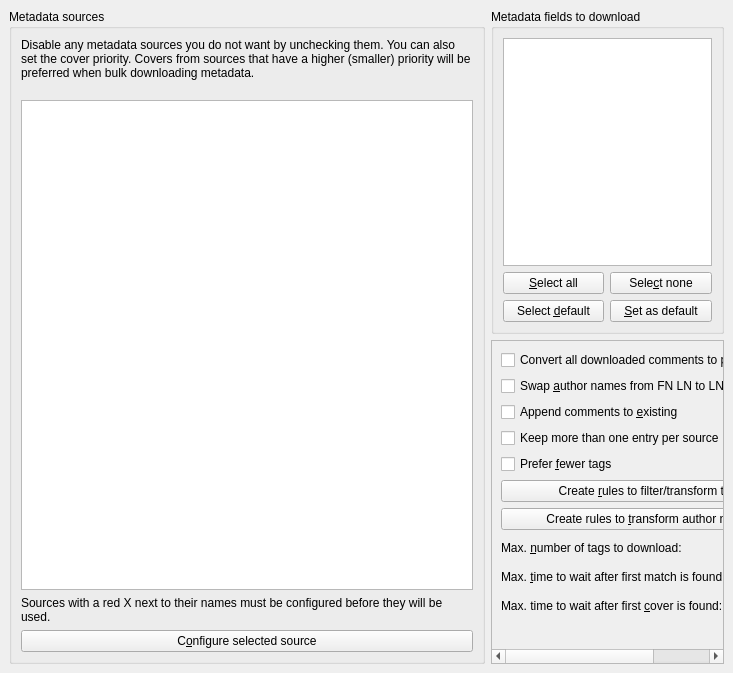
The window that src/calibre/gui2/preferences/metadata_sources.ui (kovidgoyal/calibre) describes before a commit, drawn with Qt 5.
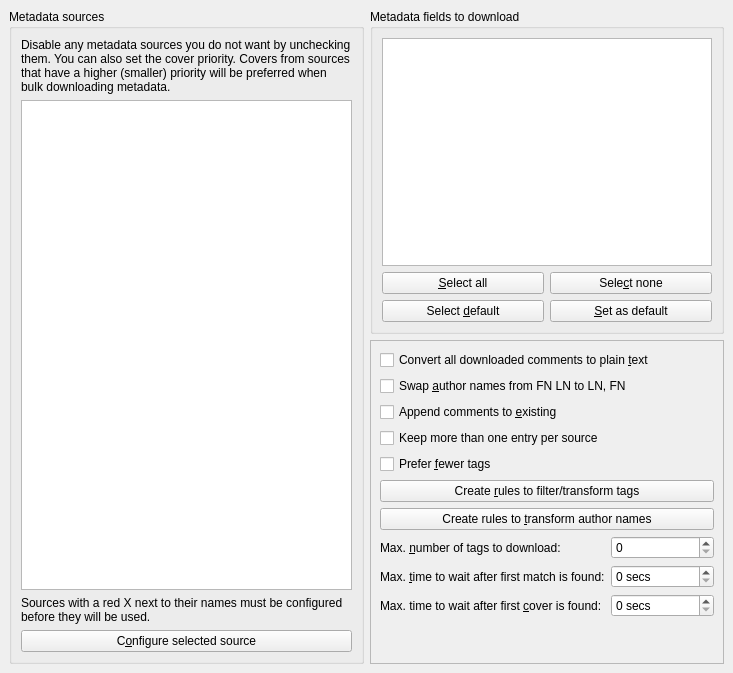
The same window after the commit. Icons and pictures are not drawn.

What changed in the file:
```diff
--- a/src/calibre/gui2/preferences/metadata_sources.ui
+++ b/src/calibre/gui2/preferences/metadata_sources.ui
@@ -39,8 +39,7 @@
           <item>
            <widget class="QLabel" name="label">
             <property name="text">
-             <string>Disable any metadata sources you do not want by unchecking them. You can also set the cover priority. Covers from sources that have a higher (smaller) priority will be preferred when bulk downloading metadata.
-</string>
+             <string>Disable any metadata sources you do not want by unchecking them. You can also set the cover priority. Covers from sources that have a higher (smaller) priority will be preferred when bulk downloading metadata.</string>
             </property>
             <property name="wordWrap">
              <bool>true</bool>
@@ -146,8 +145,8 @@
              <rect>
               <x>0</x>
               <y>0</y>
-              <width>373</width>
-              <height>333</height>
+              <width>356</width>
+              <height>321</height>
              </rect>
             </property>
             <property name="sizePolicy">
```
